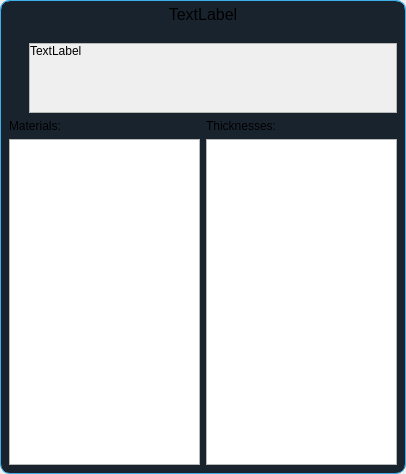
Before: the Qt Designer form ui/nest_sheet_verification.ui in TheCodingJsoftware/Invigo, drawn with Qt 5.
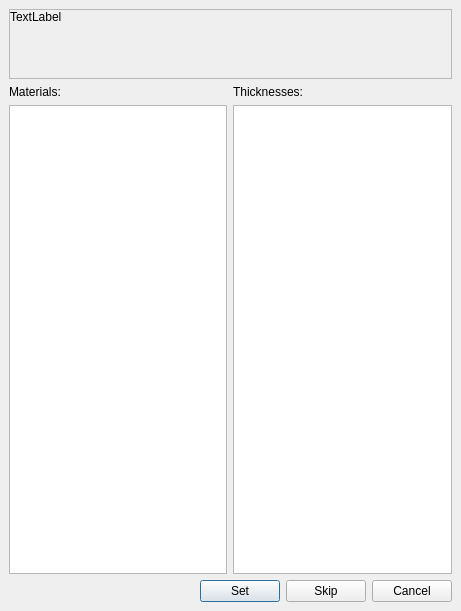
After: the same form once the commit is applied.

The edit to the form file:
```diff
--- a/ui/nest_sheet_verification.ui
+++ b/ui/nest_sheet_verification.ui
@@ -6,8 +6,8 @@
    <rect>
     <x>0</x>
     <y>0</y>
-    <width>406</width>
-    <height>474</height>
+    <width>461</width>
+    <height>611</height>
    </rect>
   </property>
   <property name="windowTitle">
@@ -38,16 +38,9 @@
       <bool>false</bool>
      </property>
      <property name="styleSheet">
-      <string notr="true">QWidget#widget{
-	border-top-left-radius:10px;
-	border-bottom-left-radius:10px;
-	border-top-right-radius:10px;
-	border-bottom-right-radius:10px;
-	border: 1px solid  #3daee9;
-	background-color: #19232D;
-}</string>
+      <string notr="true"/>
      </property>
-     <layout class="QVBoxLayout" name="verticalLayout_3" stretch="0,0">
+     <layout class="QVBoxLayout" name="verticalLayout_3" stretch="0">
       <property name="leftMargin">
        <number>0</number>
       </property>
@@ -60,39 +53,6 @@
       <property name="bottomMargin">
        <number>0</number>
       </property>
-      <item>
-       <widget class="QLabel" name="lblTitle">
-        <property name="maximumSize">
-         <size>
-          <width>16777215</width>
-          <height>16777215</height>
-         </size>
-        </property>
-        <property name="font">
-         <font>
-          <pointsize>12</pointsize>
-         </font>
-        </property>
-        <property name="styleSheet">
-         <string notr="true">border-top-left-radius:10px;
-border-top-right-radius:10px;
-border: 1px solid  #3daee9;
-border-bottom: none;</string>
-        </property>
-        <property name="frameShape">
-         <enum>QFrame::Box</enum>
-        </property>
-        <property name="frameShadow">
-         <enum>QFrame::Sunken</enum>
-        </property>
-        <property name="text">
-         <string>TextLabel</string>
-        </property>
-        <property name="alignment">
-         <set>Qt::AlignHCenter|Qt::AlignTop</set>
-        </property>
-       </widget>
-      </item>
       <item>
        <layout class="QVBoxLayout" name="verticalLayout" stretch="0,1,0">
         <property name="leftMargin">
@@ -108,34 +68,7 @@
          <number>9</number>
         </property>
         <item>
-         <layout class="QHBoxLayout" name="horizontalLayout_4" stretch="0,0">
-          <item>
-           <layout class="QVBoxLayout" name="verticalLayout_2">
-            <property name="spacing">
-             <number>0</number>
-            </property>
-            <item>
-             <layout class="QVBoxLayout" name="iconHolder">
-              <property name="spacing">
-               <number>0</number>
-              </property>
-             </layout>
-            </item>
-            <item>
-             <spacer name="verticalSpacer">
-              <property name="orientation">
-               <enum>Qt::Vertical</enum>
-              </property>
-              <property name="sizeHint" stdset="0">
-               <size>
-                <width>20</width>
-                <height>40</height>
-               </size>
-              </property>
-             </spacer>
-            </item>
-           </layout>
-          </item>
+         <layout class="QHBoxLayout" name="horizontalLayout_4" stretch="0">
           <item>
            <widget class="QScrollArea" name="scrollArea">
             <property name="widgetResizable">
@@ -146,7 +79,7 @@
               <rect>
                <x>0</x>
                <y>0</y>
-               <width>356</width>
+               <width>439</width>
                <height>69</height>
               </rect>
              </property>
@@ -224,7 +157,60 @@
          </layout>
         </item>
         <item>
-         <layout class="QHBoxLayout" name="buttonsLayout"/>
+         <layout class="QHBoxLayout" name="buttonsLayout">
+          <item>
+           <spacer name="horizontalSpacer">
+            <property name="orientation">
+             <enum>Qt::Horizontal</enum>
+            </property>
+            <property name="sizeHint" stdset="0">
+             <size>
+              <width>40</width>
+              <height>20</height>
+             </size>
+            </property>
+           </spacer>
+          </item>
+          <item>
+           <widget class="QPushButton" name="pushButton_set">
+            <property name="maximumSize">
+             <size>
+              <width>16777215</width>
+              <height>16777215</height>
+             </size>
+            </property>
+            <property name="text">
+             <string>Set</string>
+            </property>
+           </widget>
+          </item>
+          <item>
+           <widget class="QPushButton" name="pushButton_skip">
+            <property name="maximumSize">
+             <size>
+              <width>16777215</width>
+              <height>16777215</height>
+             </size>
+            </property>
+            <property name="text">
+             <string>Skip</string>
+            </property>
+           </widget>
+          </item>
+          <item>
+           <widget class="QPushButton" name="pushButton_cancel">
+            <property name="maximumSize">
+             <size>
+              <width>16777215</width>
+              <height>16777215</height>
+             </size>
+            </property>
+            <property name="text">
+             <string>Cancel</string>
+            </property>
+           </widget>
+          </item>
+         </layout>
         </item>
        </layout>
       </item>
```
Left out of the diff: 8 changed lines with no effect on the pictures.
